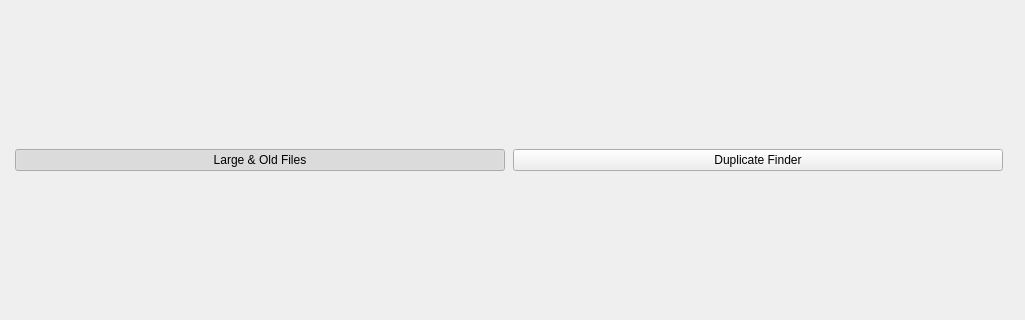
Above: shared/nexis/Pages/DiskTools/disk_tools_page.ui from s4solutionsllc/Nexis before the change; both pictures show x 0 to 1025 and y 204 to 524 of the 1025 by 736 pixel window. Below: the same form after it.
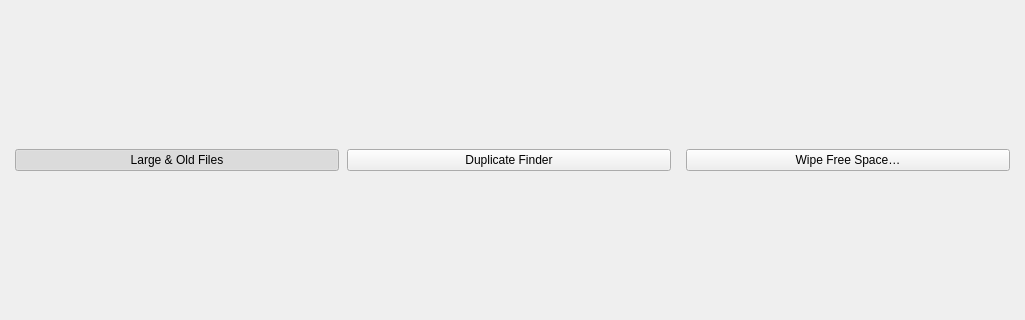
That is the form after the change.

Commit message: feat(disk-tools): Wipe Free Space — fill-and-delete + fstrim-aware SSD path (SSO-15382)

Patch:
```diff
--- a/shared/nexis/Pages/DiskTools/disk_tools_page.ui
+++ b/shared/nexis/Pages/DiskTools/disk_tools_page.ui
@@ -99,6 +99,11 @@
         <property name="orientation"><enum>Qt::Horizontal</enum></property>
        </spacer>
       </item>
+      <item>
+       <widget class="QPushButton" name="btnWipeFreeSpace">
+        <property name="text"><string>Wipe Free Space…</string></property>
+       </widget>
+      </item>
      </layout>
     </widget>
    </item>
```
The commit also changes 14 other files.
